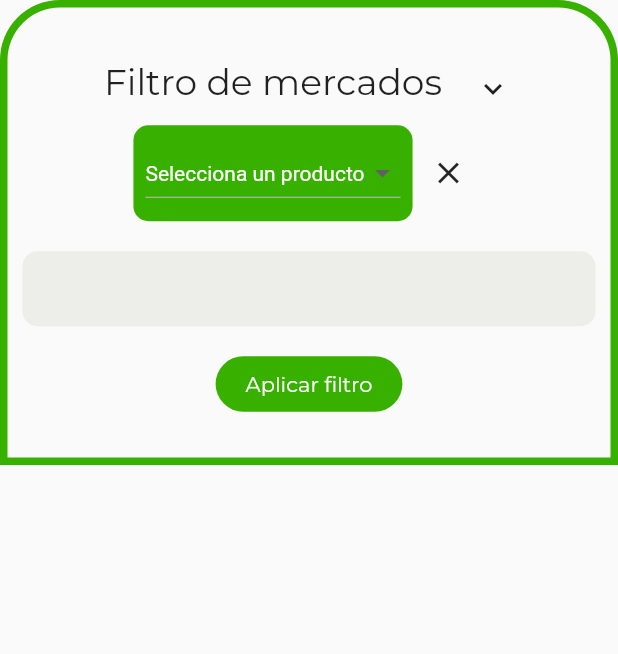
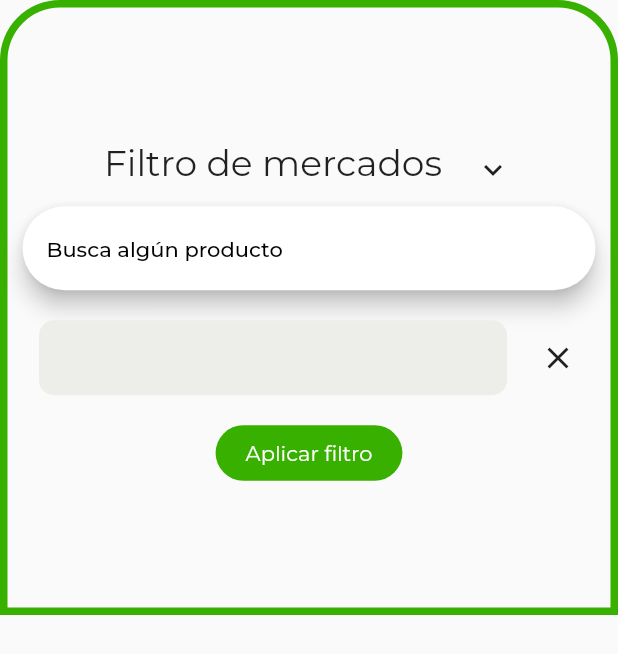
Before and after one commit to DiegoRB2001/Mercado_Cercano, a Flutter app: the FilterPage widget shown alone on an empty page, opened directly, on a phone screen of 412 x 824 dp. Shown: the top 654 px of the screen. Run offline on Flutter 3.47's test engine with Material 2 defaults, Android fonts, the phone set to English and light mode, and no system bars; our stand-ins replace cloud_firestore, firebase_core, firebase_storage, geocoding, geolocator, google_fonts and 2 more; accounts and stored records are empty; network calls fail.

Commit message:
datos playstore

```diff
--- a/lib/main.dart
+++ b/lib/main.dart
@@ -1,10 +1,14 @@
 import 'package:flutter/material.dart';
+import 'package:flutter/services.dart';
 import 'package:google_fonts/google_fonts.dart';
 import 'package:firebase_core/firebase_core.dart';
 import 'package:mercado_cercano/pages/home_page.dart';
 
 Future main() async {
   WidgetsFlutterBinding.ensureInitialized();
+  await SystemChrome.setPreferredOrientations([
+    DeviceOrientation.portraitUp,
+  ]);
   await Firebase.initializeApp();
   runApp(const MyApp());
 }
--- a/lib/pages/filter_page.dart
+++ b/lib/pages/filter_page.dart
@@ -61,6 +61,7 @@ class FilterPage extends StatefulWidget {
 
 class _FilterPageState extends State<FilterPage> {
   List<String> selected = [];
+  List<String> searchItems = productList;
 
   @override
   Widget build(BuildContext context) {
@@ -72,7 +73,7 @@ class _FilterPageState extends State<FilterPage> {
             borderRadius:
                 const BorderRadius.vertical(top: Radius.circular(40))),
         child: SizedBox(
-          height: 300,
+          height: 400,
           child: Column(
             mainAxisAlignment: MainAxisAlignment.center,
             children: [
@@ -94,60 +95,58 @@ class _FilterPageState extends State<FilterPage> {
                       icon: const Icon(Icons.expand_more))
                 ],
               ),
-              Row(
-                mainAxisAlignment: MainAxisAlignment.center,
-                children: [
-                  Container(
-                    padding: const EdgeInsets.all(8),
-                    decoration: BoxDecoration(
-                        color: Theme.of(context).primaryColor,
-                        borderRadius:
-                            const BorderRadius.all(Radius.circular(10))),
-                    child: DropdownButton<String>(
-                      hint: const Text(
-                        "Selecciona un producto",
-                        style: TextStyle(color: Colors.white),
+              SearchAnchor(
+                isFullScreen: false,
+                builder: (context, controller) {
+                  return Padding(
+                    padding: const EdgeInsets.only(left: 10, right: 10),
+                    child: SearchBar(
+                      hintText: 'Busca algún producto',
+                      controller: controller,
+                      onTap: () {
+                        controller.openView();
+                      },
+                      onChanged: (value) {
+                        controller.openView();
+                        setState(() {
+                          searchItems.removeWhere((element) => !element
+                              .toLowerCase()
+                              .contains(value.toLowerCase()));
+                        });
+                        print('ola');
+                      },
                     ),
-                      style: const TextStyle(color: Colors.black),
-                      items: productList
-                          .map<DropdownMenuItem<String>>(
-                              (e) => DropdownMenuItem<String>(
-                                    value: e,
-                                    child: Text(
-                                      e,
-                                      textAlign: TextAlign.center,
-                                    ),
-                                  ))
-                          .toList(),
-                      onChanged: (value) {
+                  );
+                },
+                suggestionsBuilder: (context, controller) {
+                  return List<ListTile>.generate(
+                      searchItems.length,
+                      (index) => ListTile(
+                            title: Text(searchItems[index]),
+                            onTap: () {
                               setState(() {
-                          if (!selected.contains(value)) {
-                            selected.add(value!);
-                          }
+                                selected.add(searchItems[index]);
+                                controller.closeView(searchItems[index]);
                               });
                             },
-                    ),
-                  ),
-                  IconButton(
-                      onPressed: () {
-                        setState(() {
-                          selected.clear();
-                        });
+                          ));
                 },
-                      icon: const Icon(Icons.close))
-                ],
               ),
               const SizedBox(
                 height: 10,
               ),
+              Row(
+                mainAxisAlignment: MainAxisAlignment.center,
+                children: [
                   Padding(
                     padding: const EdgeInsets.all(10.0),
                     child: Container(
                       decoration: BoxDecoration(
-                    borderRadius: const BorderRadius.all(Radius.circular(10)),
+                        borderRadius:
+                            const BorderRadius.all(Radius.circular(10)),
                         color: Theme.of(context).primaryColorLight,
                       ),
-                  width: double.infinity,
+                      width: MediaQuery.of(context).size.width - 100,
                       alignment: Alignment.center,
                       height: 50,
                       child: ListView(
@@ -168,8 +167,8 @@ class _FilterPageState extends State<FilterPage> {
                                         Text(
                                           producto,
                                           textAlign: TextAlign.center,
-                                      style:
-                                          const TextStyle(color: Colors.white),
+                                          style: const TextStyle(
+                                              color: Colors.white),
                                         ),
                                         InkWell(
                                           child: const Icon(
@@ -180,8 +179,8 @@ class _FilterPageState extends State<FilterPage> {
                                           ),
                                           onTap: () {
                                             setState(() {
-                                          selected.removeWhere(
-                                              (element) => element == producto);
+                                              selected.removeWhere((element) =>
+                                                  element == producto);
                                             });
                                           },
                                         )
@@ -192,6 +191,15 @@ class _FilterPageState extends State<FilterPage> {
                             .toList(),
                       ),
                     ),
+                  ),
+                  IconButton(
+                      onPressed: () {
+                        setState(() {
+                          selected.clear();
+                        });
+                      },
+                      icon: const Icon(Icons.close))
+                ],
               ),
               const SizedBox(
                 height: 10,
--- a/pubspec.yaml
+++ b/pubspec.yaml
@@ -44,6 +44,7 @@ dependencies:
   photo_view: ^0.14.0
 
 dev_dependencies:
+  change_app_package_name: ^1.1.0
   flutter_test:
     sdk: flutter
 
```
Also changed, not shown: 7 other files. Lines whose indentation alone changed are shown as unchanged.
